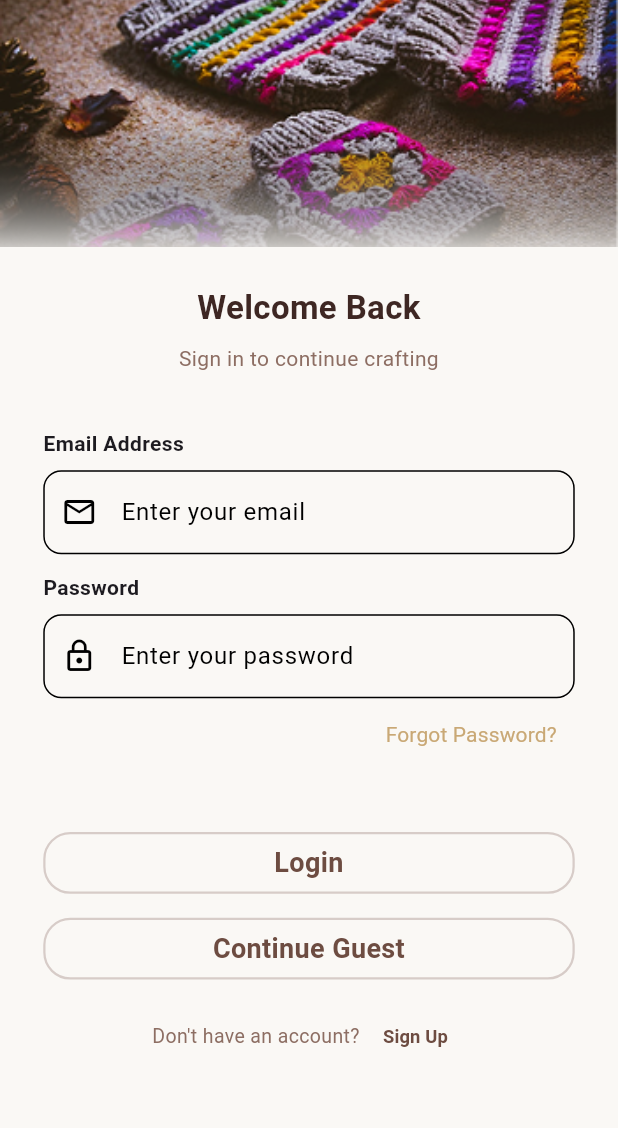
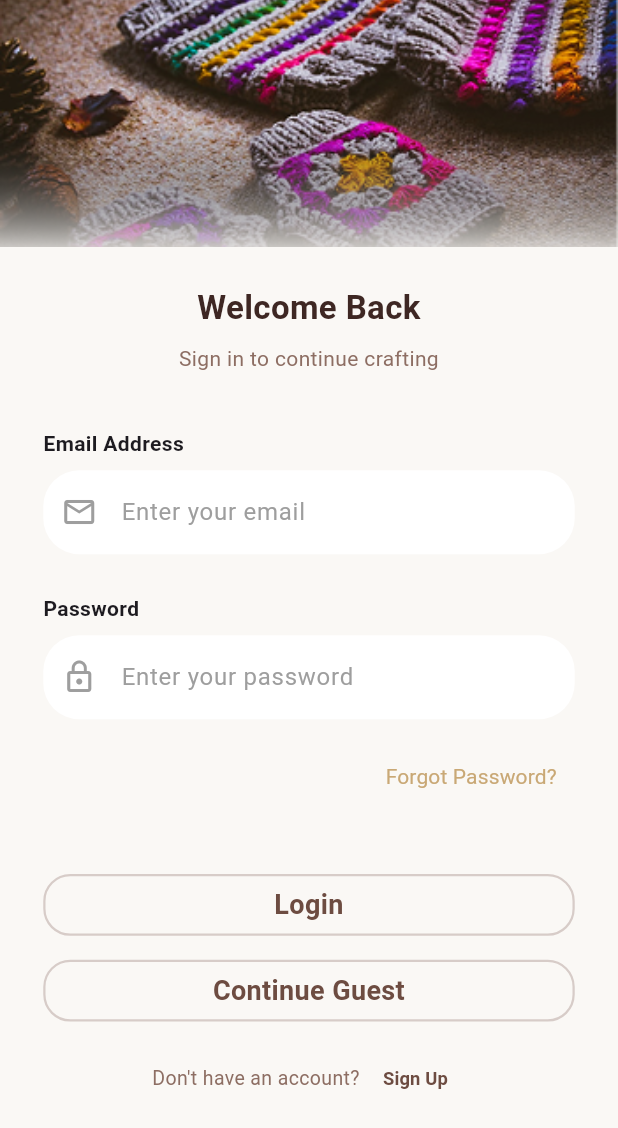
Before and after one commit to EmanMohamed7612/Graduation_Project, a Flutter app: the LoginView screen opened directly, on a phone screen of 412 x 824 dp. Shown: the top 1128 px of the screen. Run offline on Flutter 3.47's test engine with Material 3 defaults, Android fonts, the phone set to English and light mode, and no system bars; our stand-ins replace dio, file_picker, flutter_bloc, flutter_svg, google_fonts, image_picker and 1 more; accounts and stored records are empty; network calls fail; Roboto replaces fonts that are missing (Arimo).

Commit message:
Update login verify

```diff
--- a/lib/core/const/api_endpoint.dart
+++ b/lib/core/const/api_endpoint.dart
@@ -3,4 +3,7 @@ class ApiEndpoint {
   static const String login = '/api/Authentication/Login';
    static const String verifyEmail = '/api/Authentication/VerifyEmail';
   static const String checkEmailOtp = '/api/Authentication/CheckEmailOtp';
+  static const String forgetPassword = '/api/Authentication/ForgetPassword';
+static const String resetPassword = '/api/Authentication/ResetPassword';
+
 }
--- a/lib/feauture/auth/views/enter_code_screen.dart
+++ b/lib/feauture/auth/views/enter_code_screen.dart
@@ -22,7 +22,7 @@ class EnterCodeScreen extends StatelessWidget {
         if (state is CheckOtpSuccessState) {
           Navigator.pushReplacement(
             context,
-            MaterialPageRoute(builder: (_) => SignUpView(role: role)),
+            MaterialPageRoute(builder: (_) => SignUpView(role: role,email:email)),
           );
         }
 
--- a/lib/feauture/auth/views/login_screen.dart
+++ b/lib/feauture/auth/views/login_screen.dart
@@ -488,7 +488,6 @@ class LoginView extends StatelessWidget {
         ),
       ),
     );
-
   }
 
   Widget _buildLabel(String text) {
@@ -508,15 +507,68 @@ class LoginView extends StatelessWidget {
     bool obscureText = false,
     String? Function(String?)? validator,
   }) {
-    return TextFormField(
-      controller: controller,
-      obscureText: obscureText,
-      validator: validator,
-      decoration: InputDecoration(
-        hintText: hintText,
-        prefixIcon: Icon(icon),
-        border: OutlineInputBorder(borderRadius: BorderRadius.circular(12)),
+    return Padding(
+      padding: const EdgeInsets.only(bottom: 14),
+      child: TextFormField(
+        controller: controller,
+        obscureText: obscureText,
+        validator: validator,
+        decoration: _inputDecoration(hintText, icon),
+      ),
+    );
+  }
+
+  InputDecoration _inputDecoration(String hint, IconData icon) {
+    return InputDecoration(
+      hintText: hint,
+      hintStyle: TextStyle(color: Colors.grey),
+      prefixIcon: Icon(icon, color: Colors.grey),
+      filled: true,
+      fillColor: Colors.white,
+      border: OutlineInputBorder(
+        borderRadius: BorderRadius.circular(24),
+        borderSide: BorderSide.none,
       ),
     );
   }
 }
+
+InputDecoration _dropdownDecoration(String hint) {
+  return InputDecoration(
+    hintText: hint,
+    filled: true,
+    fillColor: Colors.white,
+    contentPadding: const EdgeInsets.symmetric(horizontal: 20, vertical: 16),
+    border: OutlineInputBorder(
+      borderRadius: BorderRadius.circular(24),
+      borderSide: BorderSide.none,
+    ),
+    enabledBorder: OutlineInputBorder(
+      borderRadius: BorderRadius.circular(24),
+      borderSide: BorderSide.none,
+    ),
+    focusedBorder: OutlineInputBorder(
+      borderRadius: BorderRadius.circular(24),
+      borderSide: BorderSide.none,
+    ),
+    suffixIcon: const Icon(Icons.keyboard_arrow_down, color: Colors.grey),
+  );
+  // Widget _buildTextField({
+  //   required String hintText,
+  //   required TextEditingController controller,
+  //   required IconData icon,
+  //   bool obscureText = false,
+  //   String? Function(String?)? validator,
+  // }) {
+  //   return TextFormField(
+  //     controller: controller,
+  //     obscureText: obscureText,
+  //     validator: validator,
+  //     decoration: InputDecoration(
+  //       hintText: hintText,
+  //       prefixIcon: Icon(icon),
+  //       border: OutlineInputBorder(borderRadius: BorderRadius.circular(12)),
+  //     ),
+  //   );
+  // }
+}
--- a/lib/feauture/auth/views/register_screen.dart
+++ b/lib/feauture/auth/views/register_screen.dart
@@ -13,8 +13,8 @@ import '../../../core/const/role_const.dart';
 
 class SignUpView extends StatefulWidget {
   final String role;
-
-  const SignUpView({super.key, required this.role});
+  final String? email;
+  const SignUpView({super.key, required this.role, this.email});
 
   @override
   State<SignUpView> createState() => _SignUpViewState();
@@ -200,7 +200,7 @@ class _SignUpViewState extends State<SignUpView> {
 
                         _buildLabel('Email'),
                         _buildTextField(
-                          hintText: 'Enter your email',
+                          hintText:'Enter your email',
                           controller: emailController,
                           icon: Icons.email_outlined,
                           validator: (v) =>
```
Also changed, not shown: lib/feauture/auth/manager/auth_cubit.dart (+64 -0 lines), lib/feauture/auth/views/enter_email.dart (+21 -3 lines), lib/feauture/auth/views/check_email.dart (line endings or trailing spaces), lib/feauture/auth/views/forget_password.dart (line endings or trailing spaces).
